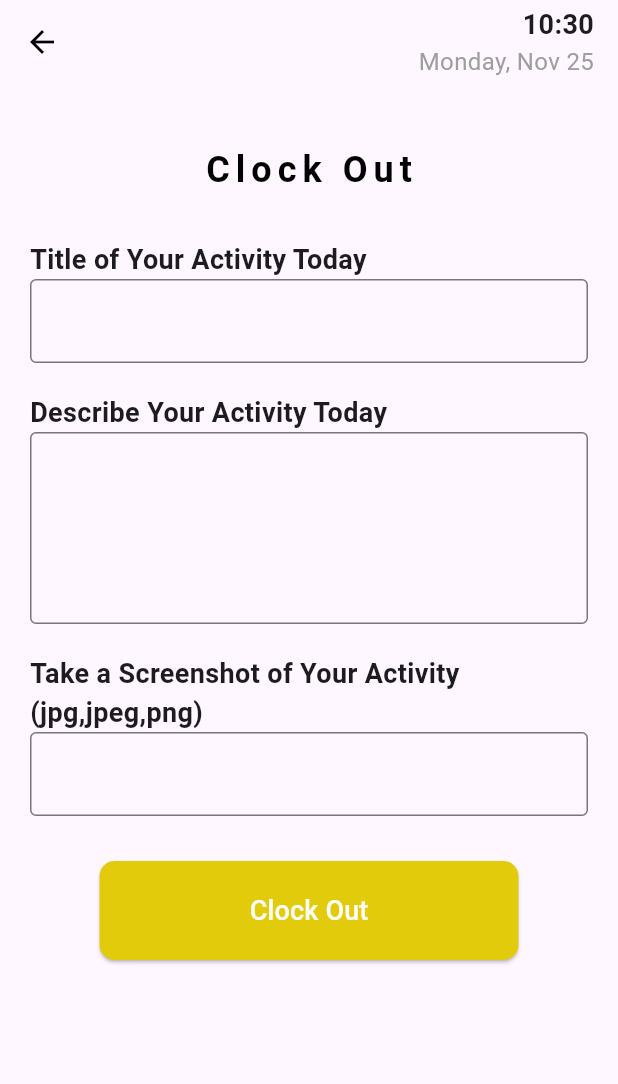
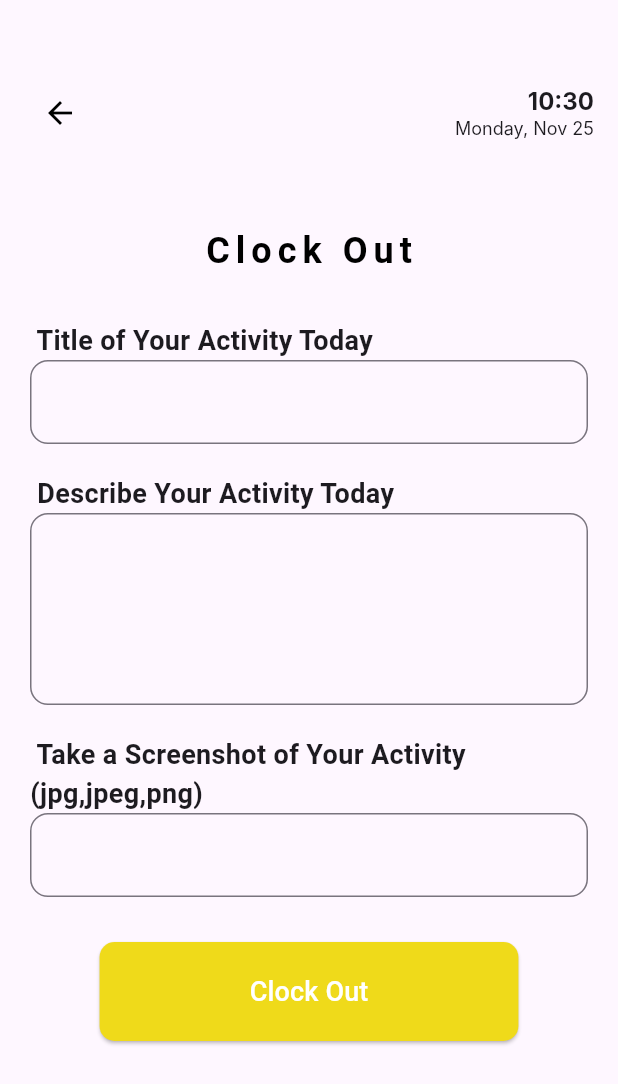
Before and after one commit to Elvrt/worktrack, a Flutter app: the ClockOutPage screen opened directly, on a phone screen of 412 x 824 dp. Shown: the top 1084 px of the screen. Run offline on Flutter 3.47's test engine with Material 3 defaults, Android fonts, the phone set to English and light mode, and no system bars; our stand-ins replace camera, dio, file_picker; Roboto replaces fonts that are missing (Inter, inter).

Commit message:
fix appBar clock in & clock out

```diff
--- a/lib/homepage/clock_out_page.dart
+++ b/lib/homepage/clock_out_page.dart
@@ -22,44 +22,32 @@
   }
   class ClockOutPage extends StatelessWidget {
     @override
+     @override
   Widget build(BuildContext context) {
   return Scaffold(
     appBar: AppBar(
       elevation: 0,
       backgroundColor: Colors.transparent,
-          leading: IconButton(
-            icon: Icon(Icons.arrow_back, color: Colors.black),
+      toolbarHeight:150, // Sesuaikan tinggi AppBar
+      automaticallyImplyLeading: false, // Nonaktifkan back button default
+      title: Row(
+        mainAxisAlignment: MainAxisAlignment.spaceBetween,
+        children: [
+          IconButton(
+            icon: const Icon(Icons.arrow_back, color: Colors.black),
             onPressed: () {
-              Navigator.pop(context);
+              Navigator.pop(context); // Atau sesuaikan dengan navigasi Anda
             },
           ),
-
-          actions: [
-            Padding(
-              padding: const EdgeInsets.only(right: 16.0),
-              child: Column(
-                crossAxisAlignment: CrossAxisAlignment.end,
-                mainAxisAlignment: MainAxisAlignment.center,
-                children: [
-                  Text(
-                    _formatTime(DateTime.now()),
-                    style: TextStyle(fontSize: 18, fontWeight: FontWeight.bold),
-                  ),
-                  Text(
-                    _formatDate(DateTime.now()),
-                    style: TextStyle(fontSize: 16, color: Colors.grey),
-                  ),
+          _buildLiveTimeAndDate(),
         ],
       ),
     ),
-          ],
-        ),
         body: Padding(
-          padding: const EdgeInsets.all(20.0),
+         padding: const EdgeInsets.symmetric(horizontal: 20.0),
           child: Column(
             crossAxisAlignment: CrossAxisAlignment.start,
             children: [
-              SizedBox(height: 20),
               Center(
                 child: Text(
                   'Clock Out',
@@ -68,40 +56,46 @@
               ),
               SizedBox(height: 30),
               Text(
-                'Title of Your Activity Today',
+                ' Title of Your Activity Today',
                 style: TextStyle(fontSize: 18, fontWeight: FontWeight.bold),
               ),
               TextField(
                 decoration: InputDecoration(
-                  border: OutlineInputBorder(),
+                  border: OutlineInputBorder(
+                    borderRadius: BorderRadius.circular(12.0),
+                  ),
                 ),
               ),
               SizedBox(height: 20),
               Text(
-                'Describe Your Activity Today',
+                ' Describe Your Activity Today',
                 style: TextStyle(fontSize: 18, fontWeight: FontWeight.bold),
               ),
               TextField(
                 maxLines: 4,
                 decoration: InputDecoration(
-                  border: OutlineInputBorder(),
+                  border: OutlineInputBorder(
+                    borderRadius: BorderRadius.circular(12.0),
+                  ),
                 ),
               ),
               SizedBox(height: 20),
               Text(
-                'Take a Screenshot of Your Activity (jpg,jpeg,png)',
+                ' Take a Screenshot of Your Activity (jpg,jpeg,png)',
                 style: TextStyle(fontSize: 18, fontWeight: FontWeight.bold),
               ),
               TextField(
                 decoration: InputDecoration(
-                  border: OutlineInputBorder(),
+                  border: OutlineInputBorder(
+                    borderRadius: BorderRadius.circular(12.0),
+                  ),
                 ),
               ),
               SizedBox(height: 30),
               Center(
                 child: ElevatedButton(
                   style: ElevatedButton.styleFrom(
-                    backgroundColor: const Color.fromARGB(255, 225, 203, 11),
+                    backgroundColor: const Color.fromARGB(255, 239, 218, 26),
                     padding: EdgeInsets.symmetric(horizontal: 100, vertical: 20),
                     shape: RoundedRectangleBorder(
                       borderRadius: BorderRadius.circular(10),
@@ -128,10 +122,42 @@
     }
 
  String _formatTime(DateTime dateTime) {
-      return DateFormat('HH:mm').format(dateTime);
+    return DateFormat('HH:mm').format(dateTime); // Format jam:menit
   }
 
+  // Format tanggal
   String _formatDate(DateTime dateTime) {
-      return DateFormat('EEEE, MMM d').format(dateTime);
+    return DateFormat('EEEE, MMM dd').format(dateTime); // Contoh: Wednesday, Feb 11
+  }
+
+ // model tanggal dan waktu
+  Widget _buildLiveTimeAndDate() {
+    return StreamBuilder(
+      stream: Stream.periodic(const Duration(seconds: 1)),
+      builder: (context, snapshot) {
+        final now = DateTime.now();
+        return Column(
+          crossAxisAlignment: CrossAxisAlignment.end,
+          children: [
+            Text(
+              _formatTime(now),
+              style: const TextStyle(
+                fontSize: 16,
+                fontWeight: FontWeight.bold,
+                fontFamily: 'Inter',
+              ),
+            ),
+            const SizedBox(height: 1),
+            Text(
+              _formatDate(now),
+              style: const TextStyle(
+                fontSize: 12,
+                fontFamily: 'Inter',
+              ),
+            ),
+          ],
+        );
+      },
+    );
   }
   }
```
Also changed, not shown: lib/homepage/clock_in_page.dart (+54 -25 lines). Lines whose indentation alone changed are shown as unchanged.
